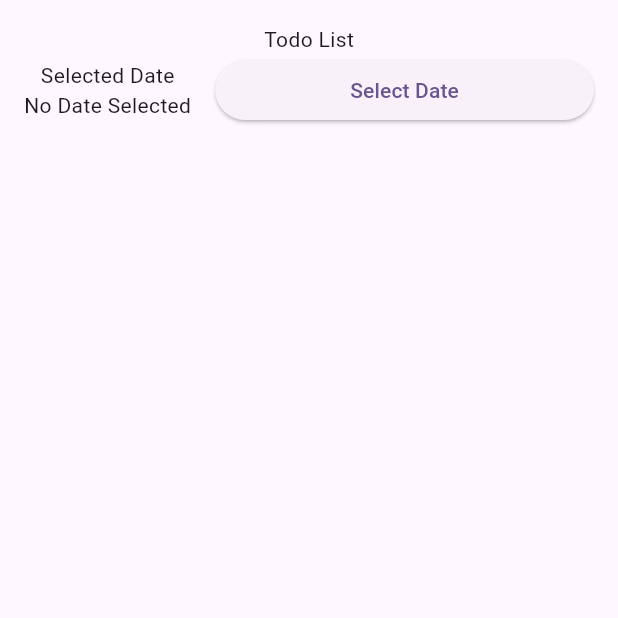
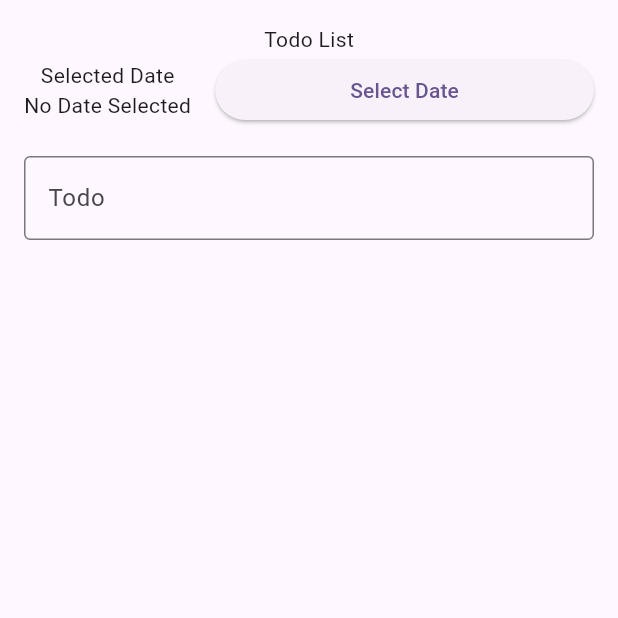
Before and after one commit to iqwa-a/128_TodoBloc, a Flutter app: the TodoPage screen opened directly, on a phone screen of 412 x 824 dp, the top half of it. Run offline on Flutter 3.47's test engine with Material 3 defaults, Android fonts, the phone set to English and light mode, and no system bars; our stand-ins replace bloc, flutter_bloc.

Commit message:
Add Todo input field with validation to TodoPage

```diff
--- a/lib/presentation/todo_page.dart
+++ b/lib/presentation/todo_page.dart
@@ -57,6 +57,29 @@ class TodoPage extends StatelessWidget {
                   ),
                 ],
               ),
+               SizedBox(height: 20),
+              Form(
+                key: _key,
+                child: Row(
+                  children: [
+                    Expanded(
+                      child: TextFormField(
+                        controller: _controller,
+                        decoration: InputDecoration(
+                          labelText: 'Todo',
+                          border: OutlineInputBorder(),
+                        ),
+                        validator: (value) {
+                          if (value == null || value.isEmpty) {
+                            return 'Please enter a todo';
+                          }
+                          return null;
+                        },
+                      ),
+                    ),
+                  ],
+                ),
+              ),
             ],
           ),
         ),
```
